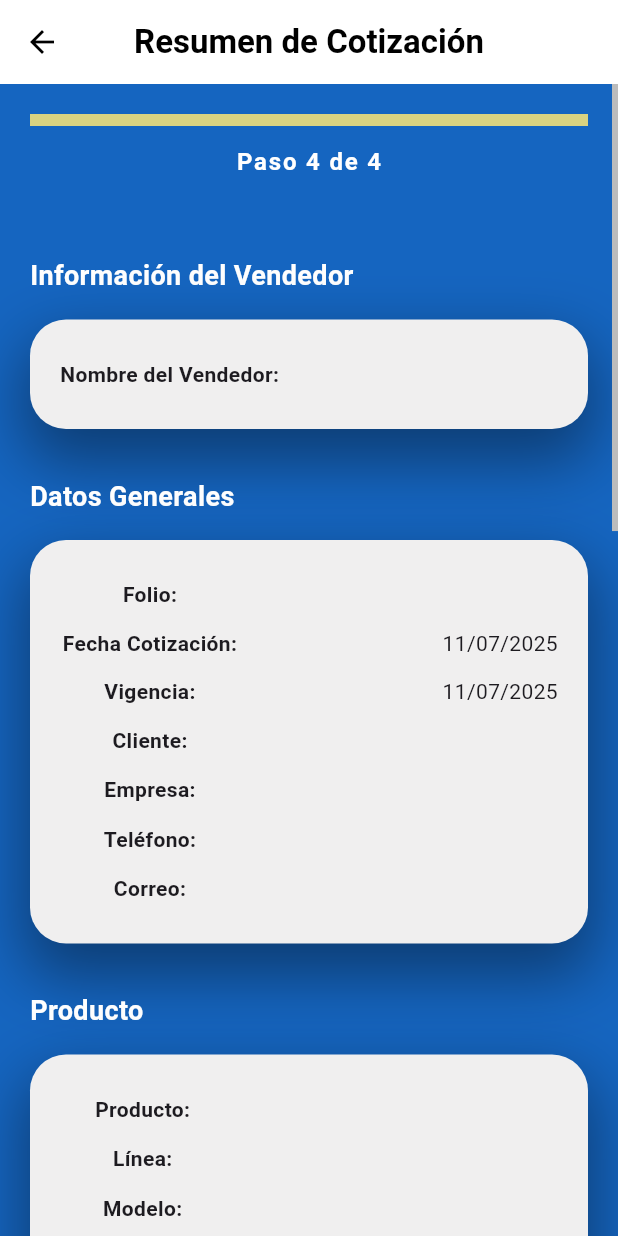
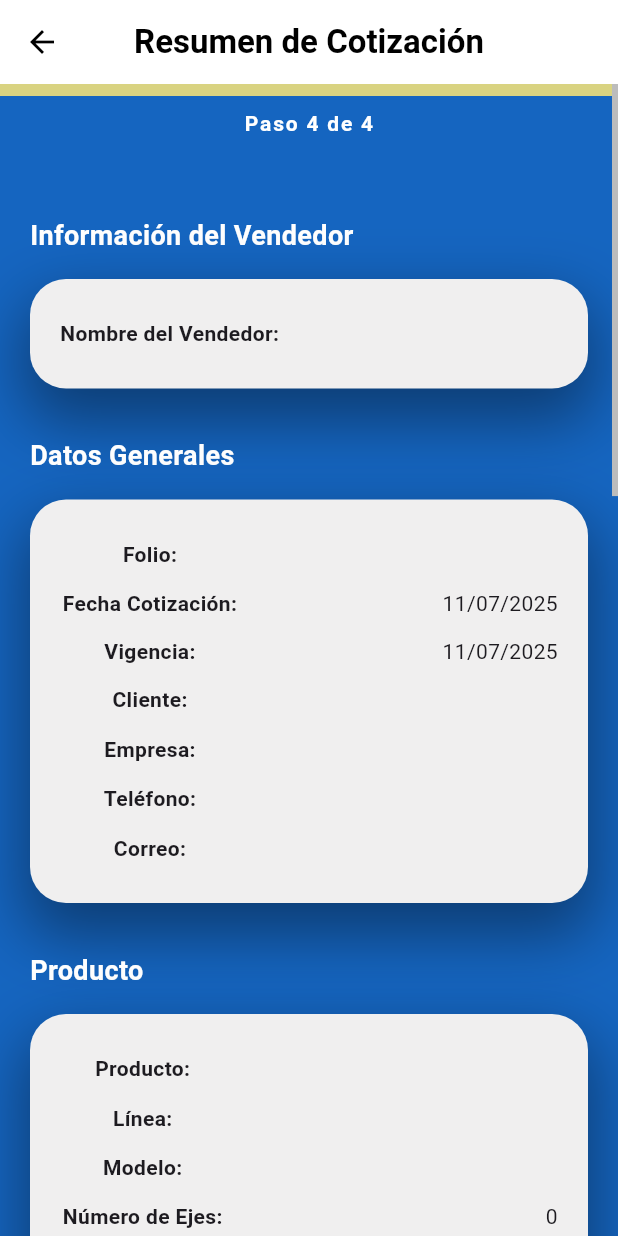
Before and after one commit to ricardomtnez/transtoolsapp, a Flutter app: the Seccion4 screen opened directly with empty values, on a phone screen of 412 x 824 dp. Run offline on Flutter 3.47's test engine with Material 3 defaults, Android fonts, the phone set to English and light mode, and no system bars; our stand-ins replace connectivity_plus, loading_indicator, pdf, printing, shared_preferences; accounts and stored records are empty.

Commit message:
Se creo la barra de progreso de Seccion 4

```diff
--- a/lib/views/cotizador/seccion4.dart
+++ b/lib/views/cotizador/seccion4.dart
@@ -58,27 +58,20 @@ class Seccion4 extends StatelessWidget {
       body: SafeArea(
         child: Scrollbar(
           thumbVisibility: true,
-          child: SingleChildScrollView(
-            child: Padding(
-              padding: const EdgeInsets.all(20.0),
           child: Column(
             crossAxisAlignment: CrossAxisAlignment.start,
             children: [
-                  // Barra de navegación de pasos
-                  Column(
-                    crossAxisAlignment: CrossAxisAlignment.start,
-                    children: [
-                      // Barra amarilla superior
+              // Barra amarilla pegada al AppBar
               Container(
                 height: 8,
                 width: double.infinity,
-                        color: const Color(0xFFD9D381), // Amarillo similar al de tu imagen
+                color: const Color(0xFFD9D381), // Amarillo
               ),
-                      // Barra azul con texto
+              // Texto fijo sobre fondo azul
               Container(
                 width: double.infinity,
-                        color: const Color(0xFF1565C0), // Azul igual que tu app
-                        padding: const EdgeInsets.symmetric(vertical: 12),
+                color: const Color(0xFF1565C0), // Azul
+                padding: const EdgeInsets.symmetric(vertical: 8),
                 child: const Center(
                   child: Text(
                     'Paso 4 de 4',
@@ -86,14 +79,20 @@ class Seccion4 extends StatelessWidget {
                       color: Colors.white,
                       fontWeight: FontWeight.bold,
                       letterSpacing: 1.2,
-                              fontSize: 16,
+                      fontSize: 14,
                     ),
                   ),
                 ),
               ),
-                      const SizedBox(height: 16),
-                    ],
-                  ),
+              // El resto del contenido scrollable
+              Expanded(
+                child: SingleChildScrollView(
+                  child: Padding(
+                    padding: const EdgeInsets.all(20.0),
+                    child: Column(
+                      crossAxisAlignment: CrossAxisAlignment.start,
+                      children: [
+
 
                         _buildTitulo('Información del Vendedor'),
                         _buildCard([
@@ -231,7 +230,7 @@ class Seccion4 extends StatelessWidget {
                                     crossAxisAlignment: CrossAxisAlignment.start,
                                     children: [
                                       const Text(
-                                  'Precio:',
+                                        'Precio c/u:',
                                         style: TextStyle(fontWeight: FontWeight.bold),
                                       ),
                                       const SizedBox(width: 8),
@@ -524,6 +523,9 @@ class Seccion4 extends StatelessWidget {
                   ),
                 ),
               ),
+            ],
+          ),
+        ),
       ),
     );
   }
```
Lines whose indentation alone changed are shown as unchanged.
